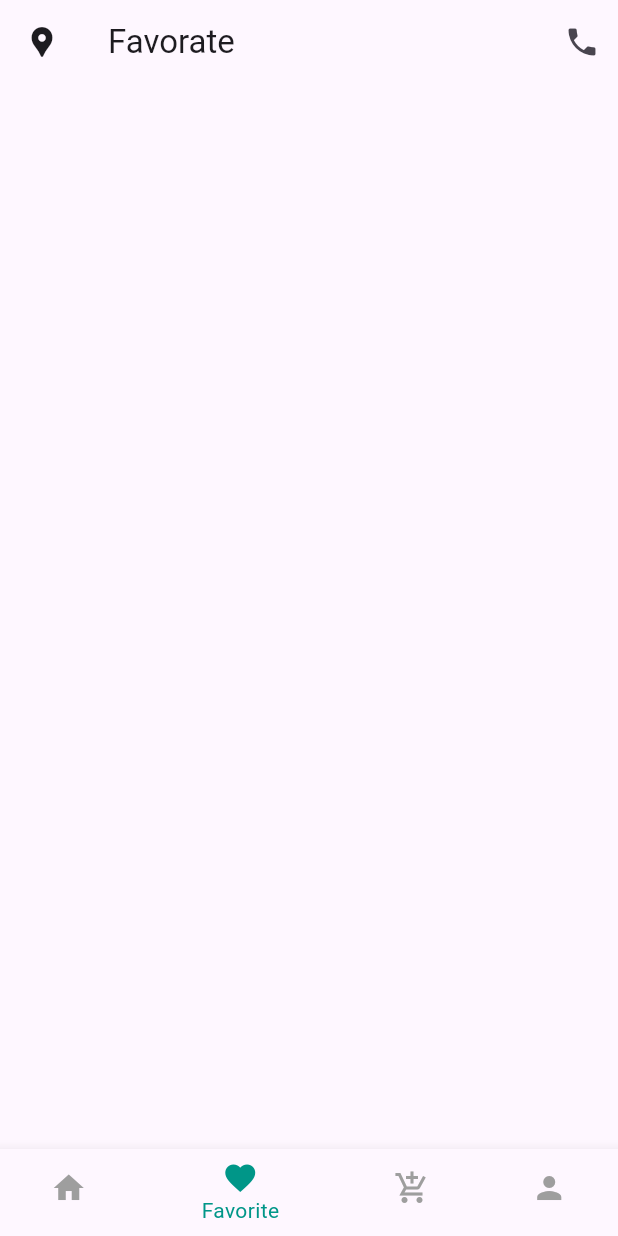
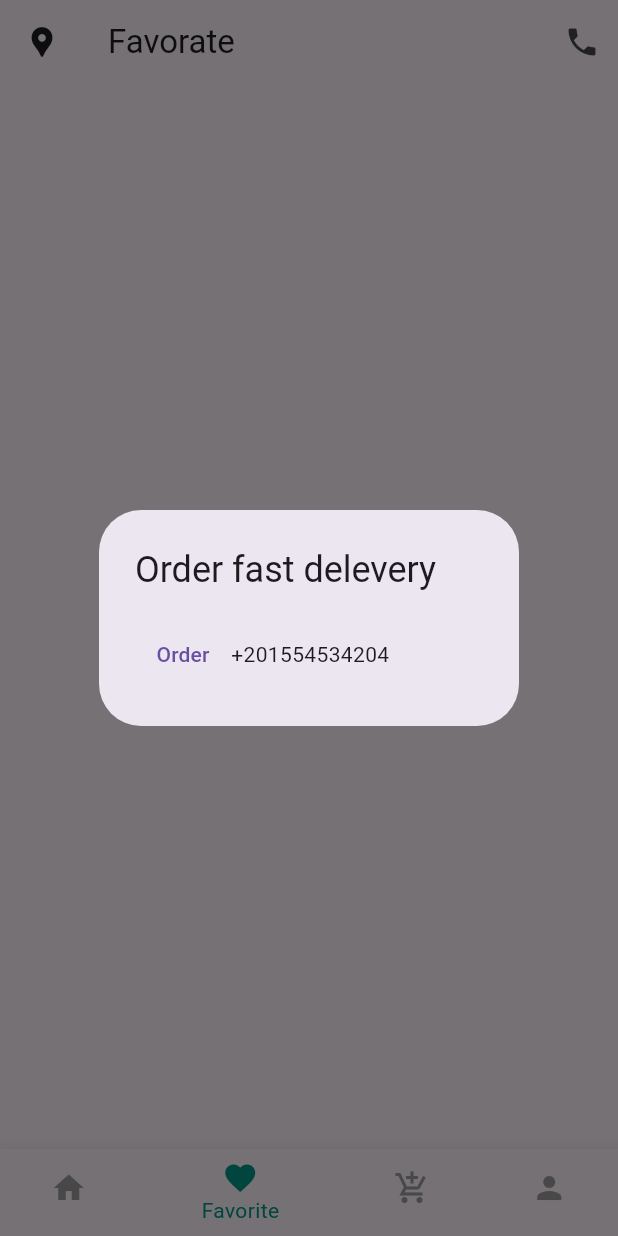
Before and after one commit to alilotfy4321/coffi_shop1, a Flutter app: the DashBoard screen opened directly, item 2 of the bottom bar chosen, after a tap on the "phone" icon, on a phone screen of 412 x 824 dp. Run offline on Flutter 3.47's test engine with Material 3 defaults, Android fonts, the phone set to English and light mode, and no system bars; our stand-ins replace animated_splash_screen, dio, flutter_bloc, font_awesome_flutter, geocoding, google_maps_flutter and 3 more; accounts and stored records are empty.

Commit message:
add dialog to appbar  to make orders

```diff
--- a/lib/view/dash_board/dash_board..dart
+++ b/lib/view/dash_board/dash_board..dart
@@ -42,7 +42,21 @@ class DashBoard extends StatelessWidget {
             title: Text('${appBarTitles[cubit.currentIndex]}'),
             actions: [
               IconButton(
-                onPressed: () {},
+                onPressed: () {
+                  showDialog(
+                      context: context,
+                      builder: (BuildContext context) {
+                        return  AlertDialog(
+                          title:  Text("Order fast delevery "),
+                          content:  Row(
+                            children: [
+                              TextButton(onPressed: (){}, child: Text('Order'),),
+                              Text("+201554534204"),
+                            ],
+                          ),
+                        );
+                      },);
+                },
                 icon: Icon(
                   Icons.phone,
                 ),
```
